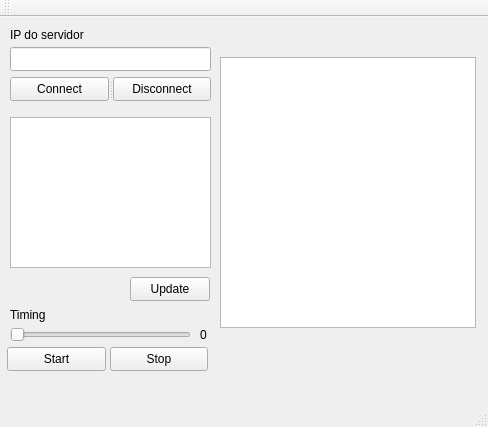
Above: QtTcpClientProducer/mainwindow.ui from fsilva19/qtSupervisory before the change. Below: the same form after it.
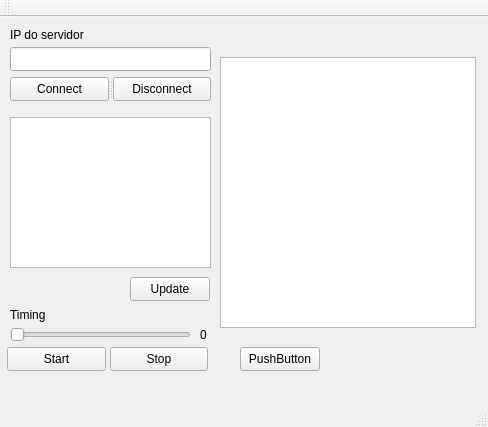
That is the form after the change.

Diff of the .ui file:
```diff
--- a/QtTcpClientProducer/mainwindow.ui
+++ b/QtTcpClientProducer/mainwindow.ui
@@ -164,6 +164,19 @@
      </rect>
     </property>
    </widget>
+   <widget class="QPushButton" name="pushButtonPut">
+    <property name="geometry">
+     <rect>
+      <x>240</x>
+      <y>330</y>
+      <width>80</width>
+      <height>24</height>
+     </rect>
+    </property>
+    <property name="text">
+     <string>PushButton</string>
+    </property>
+   </widget>
   </widget>
   <widget class="QMenuBar" name="menuBar">
    <property name="geometry">
```
Left out of the diff: 2 changed lines with no effect on the pictures.
